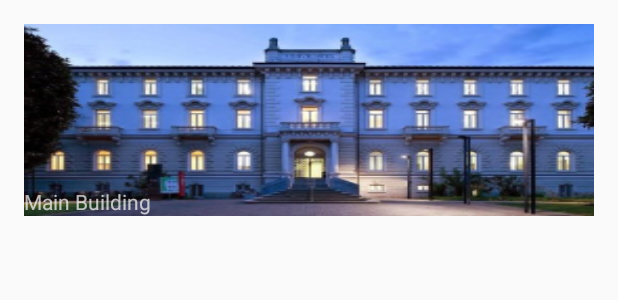
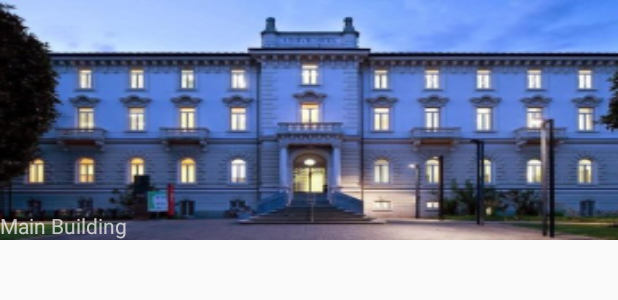
Before and after one commit to costanzavolpini/USIRooms, an Android app: the layout nav_header_free_rooms.xml on its own in the app's theme, with its tools: preview values and no code run, on a phone screen of 412 x 824 dp. Shown: the top 300 px of the screen. Run offline under Robolectric (Android 15) with nearby library versions, the phone set to English and light mode, and no system bars.

```diff
--- a/AndroidStudio/USIRooms/app/src/main/res/layout/nav_header_free_rooms.xml
+++ b/AndroidStudio/USIRooms/app/src/main/res/layout/nav_header_free_rooms.xml
@@ -5,10 +5,6 @@
     android:background="@drawable/side_nav_bar"
     android:gravity="bottom"
     android:orientation="vertical"
-    android:paddingBottom="@dimen/activity_vertical_margin"
-    android:paddingLeft="@dimen/activity_horizontal_margin"
-    android:paddingRight="@dimen/activity_horizontal_margin"
-    android:paddingTop="@dimen/activity_vertical_margin"
     android:theme="@style/ThemeOverlay.AppCompat.Dark"
     android:weightSum="1">
 
@@ -20,11 +16,6 @@
         android:text="@string/main_building"
         android:background="@mipmap/mainbuilding"
         android:layout_weight="0.50"
-        android:gravity="bottom|left"
-        android:padding="0dp"
-        android:paddingLeft="0dp"
-        android:paddingTop="0dp"
-        android:paddingRight="0dp"
-        android:paddingBottom="0dp" />
+        android:gravity="bottom|left" />
 
 </LinearLayout>
--- a/AndroidStudio/USIRooms/app/src/main/res/values/strings.xml
+++ b/AndroidStudio/USIRooms/app/src/main/res/values/strings.xml
@@ -5,6 +5,6 @@
     <string name="navigation_drawer_close">Close navigation drawer</string>
 
     <string name="action_settings">Settings</string>
-    <string name="main_building"> Main Building</string>
+    <string name="main_building">Main Building</string>
     <string name="freerooms">FreeRooms</string>
 </resources>
```
